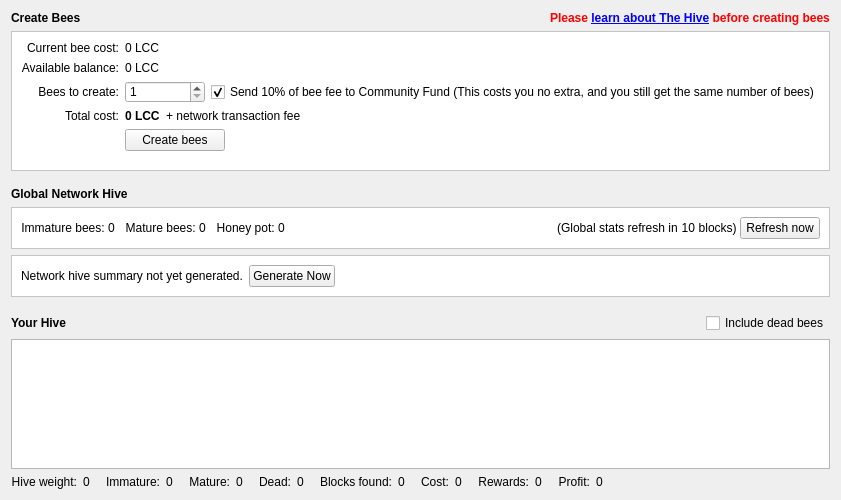
First picture: the form in src/qt/forms/hivedialog.ui, repository litecoincash-project/litecoincash, before the edit.
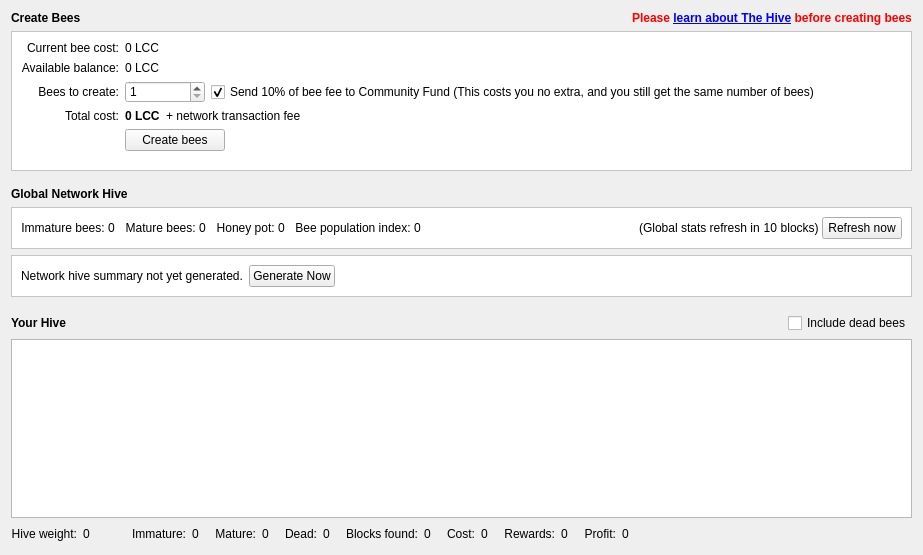
Second picture: the form after the edit. Icons and pictures are not drawn. Custom widgets are drawn as their Qt base class.

Diff of the .ui file:
```diff
--- a/src/qt/forms/hivedialog.ui
+++ b/src/qt/forms/hivedialog.ui
@@ -6,8 +6,8 @@
    <rect>
     <x>0</x>
     <y>0</y>
-    <width>778</width>
-    <height>500</height>
+    <width>923</width>
+    <height>555</height>
    </rect>
   </property>
   <property name="sizePolicy">
@@ -491,6 +491,71 @@
         </property>
        </widget>
       </item>
+      <item>
+       <spacer name="immatureLabelSpacer_5">
+        <property name="orientation">
+         <enum>Qt::Horizontal</enum>
+        </property>
+        <property name="sizeType">
+         <enum>QSizePolicy::Fixed</enum>
+        </property>
+        <property name="sizeHint" stdset="0">
+         <size>
+          <width>10</width>
+          <height>0</height>
+         </size>
+        </property>
+       </spacer>
+      </item>
+      <item>
+       <widget class="QLabel" name="label_16">
+        <property name="text">
+         <string>Bee population index: </string>
+        </property>
+        <property name="alignment">
+         <set>Qt::AlignRight|Qt::AlignTrailing|Qt::AlignVCenter</set>
+        </property>
+       </widget>
+      </item>
+      <item>
+       <widget class="QLabel" name="beePopIndexLabel">
+        <property name="text">
+         <string>0</string>
+        </property>
+       </widget>
+      </item>
+      <item>
+       <spacer name="immatureLabelSpacer_6">
+        <property name="orientation">
+         <enum>Qt::Horizontal</enum>
+        </property>
+        <property name="sizeType">
+         <enum>QSizePolicy::Fixed</enum>
+        </property>
+        <property name="sizeHint" stdset="0">
+         <size>
+          <width>10</width>
+          <height>0</height>
+         </size>
+        </property>
+       </spacer>
+      </item>
+      <item>
+       <widget class="TinyPie" name="beePopIndexPie" native="true">
+        <property name="sizePolicy">
+         <sizepolicy hsizetype="Fixed" vsizetype="Fixed">
+          <horstretch>0</horstretch>
+          <verstretch>0</verstretch>
+         </sizepolicy>
+        </property>
+        <property name="minimumSize">
+         <size>
+          <width>20</width>
+          <height>20</height>
+         </size>
+        </property>
+       </widget>
+      </item>
       <item>
        <spacer name="horizontalSpacer_12">
         <property name="orientation">
@@ -721,6 +786,22 @@
        </property>
       </widget>
      </item>
+     <item>
+      <widget class="TinyPie" name="hiveWeightPie" native="true">
+       <property name="sizePolicy">
+        <sizepolicy hsizetype="Fixed" vsizetype="Fixed">
+         <horstretch>0</horstretch>
+         <verstretch>0</verstretch>
+        </sizepolicy>
+       </property>
+       <property name="minimumSize">
+        <size>
+         <width>20</width>
+         <height>20</height>
+        </size>
+       </property>
+      </widget>
+     </item>
      <item>
       <spacer name="immatureLabelSpacer_4">
        <property name="orientation">
@@ -969,6 +1050,14 @@
    </item>
   </layout>
  </widget>
+ <customwidgets>
+  <customwidget>
+   <class>TinyPie</class>
+   <extends>QWidget</extends>
+   <header>qt/tinypie.h</header>
+   <container>1</container>
+  </customwidget>
+ </customwidgets>
  <resources>
   <include location="../bitcoin.qrc"/>
  </resources>
```
